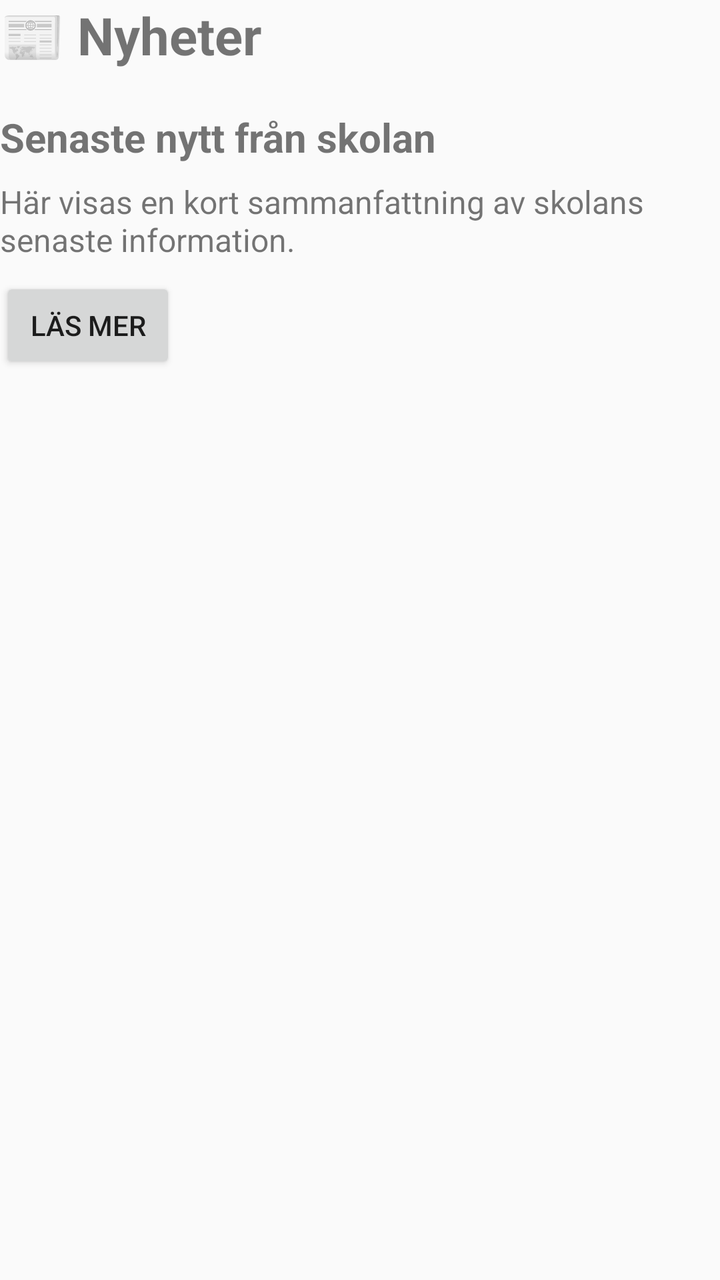
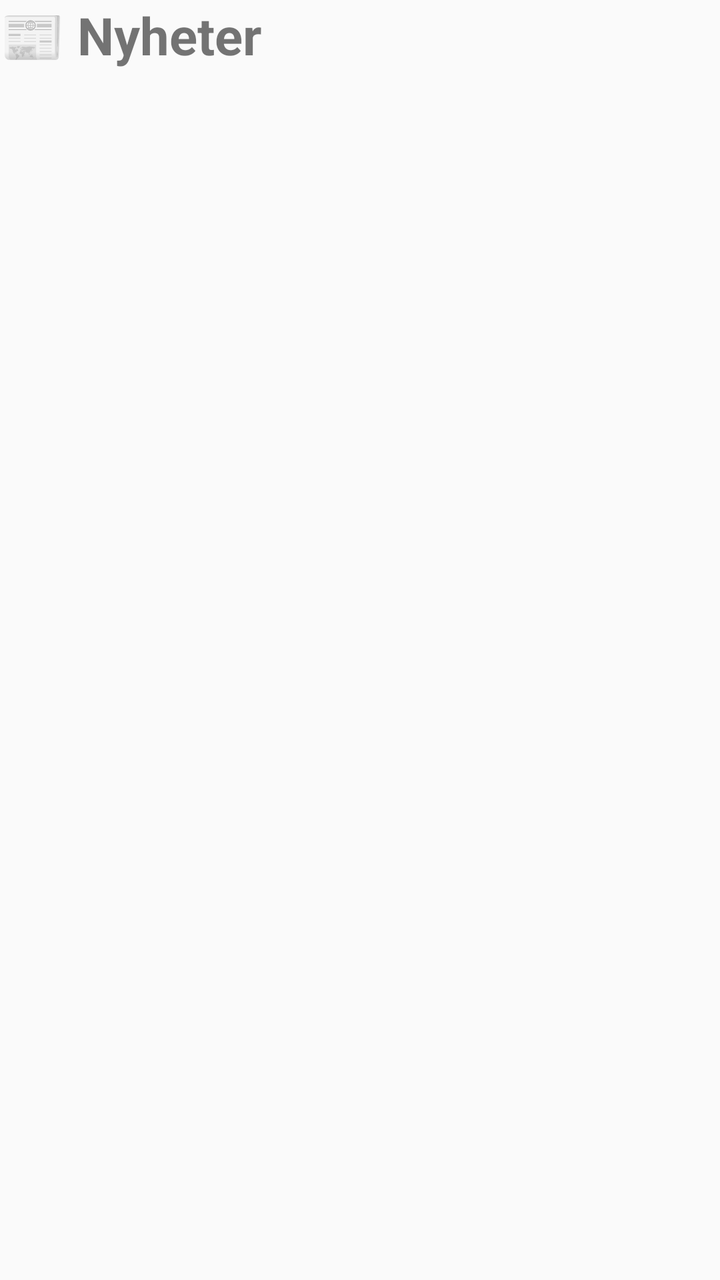

Compare the two renders of this Android layout. The source of the first and the diff that turns it into the second are given below.
<!-- AndroidManifest.xml: application theme Theme.Skolanapp -->
<!-- res/layout/activity_news.xml -->
<?xml version="1.0" encoding="utf-8"?>
<LinearLayout
    xmlns:android="http://schemas.android.com/apk/res/android"
    android:id="@+id/newsLayout"
    android:layout_width="match_parent"
    android:layout_height="wrap_content"
    android:orientation="vertical">

    
    <TextView
        android:id="@+id/sectionNews"
        android:layout_width="match_parent"
        android:layout_height="wrap_content"
        android:text="@string/nyheter"
        android:textSize="26sp"
        android:textStyle="bold" />

    
    <TextView
        android:layout_width="match_parent"
        android:layout_height="wrap_content"
        android:layout_marginTop="20dp"
        android:text="Senaste nytt från skolan"
        android:textSize="20sp"
        android:textStyle="bold" />

    <TextView
        android:layout_width="match_parent"
        android:layout_height="wrap_content"
        android:layout_marginTop="8dp"
        android:text="Här visas en kort sammanfattning av skolans senaste information."
        android:textSize="16sp" />

    
    <Button
        android:id="@+id/buttonReadNews"
        android:layout_width="wrap_content"
        android:layout_height="wrap_content"
        android:layout_marginTop="8dp"
        android:text="@string/las_mer" />

    
    <LinearLayout
        android:id="@+id/fullNews"
        android:layout_width="match_parent"
        android:layout_height="wrap_content"
        android:orientation="vertical"
        android:visibility="gone">

        <TextView
            android:layout_width="match_parent"
            android:layout_height="wrap_content"
            android:layout_marginTop="15dp"
            android:text="Här kommer den fullständiga informationen från skolan. Här kan skolan publicera meddelanden, viktiga datum och annan information till föräldrar."
            android:textSize="16sp" />

    </LinearLayout>

</LinearLayout>
<!-- resources referenced by this layout -->
<resources>
  <string name="las_mer">Läs mer</string>
  <string name="nyheter">📰 Nyheter</string>
  <style name="Theme.Skolanapp" parent="Theme.AppCompat.Light.NoActionBar" />
</resources>

<!-- the commit's change to res/layout/activity_news.xml (unified diff, before → after) -->
@@ -6,7 +6,6 @@
     android:layout_height="wrap_content"
     android:orientation="vertical">
 
-    
     <TextView
         android:id="@+id/sectionNews"
         android:layout_width="match_parent"
@@ -15,45 +14,10 @@
         android:textSize="26sp"
         android:textStyle="bold" />
 
-    
-    <TextView
+    <androidx.recyclerview.widget.RecyclerView
+        android:id="@+id/recyclerNews"
         android:layout_width="match_parent"
         android:layout_height="wrap_content"
-        android:layout_marginTop="20dp"
-        android:text="Senaste nytt från skolan"
-        android:textSize="20sp"
-        android:textStyle="bold" />
-
-    <TextView
-        android:layout_width="match_parent"
-        android:layout_height="wrap_content"
-        android:layout_marginTop="8dp"
-        android:text="Här visas en kort sammanfattning av skolans senaste information."
-        android:textSize="16sp" />
-
-    
-    <Button
-        android:id="@+id/buttonReadNews"
-        android:layout_width="wrap_content"
-        android:layout_height="wrap_content"
-        android:layout_marginTop="8dp"
-        android:text="@string/las_mer" />
-
-    
-    <LinearLayout
-        android:id="@+id/fullNews"
-        android:layout_width="match_parent"
-        android:layout_height="wrap_content"
-        android:orientation="vertical"
-        android:visibility="gone">
-
-        <TextView
-            android:layout_width="match_parent"
-            android:layout_height="wrap_content"
-            android:layout_marginTop="15dp"
-            android:text="Här kommer den fullständiga informationen från skolan. Här kan skolan publicera meddelanden, viktiga datum och annan information till föräldrar."
-            android:textSize="16sp" />
-
-    </LinearLayout>
+        android:layout_marginTop="15dp" />
 
 </LinearLayout>
<!-- resource entries referenced after the edit -->
@@ -1,6 +1,5 @@
 <!-- resources referenced by this layout -->
 <resources>
-  <string name="las_mer">Läs mer</string>
   <string name="nyheter">📰 Nyheter</string>
   <style name="Theme.Skolanapp" parent="Theme.AppCompat.Light.NoActionBar" />
 </resources>
